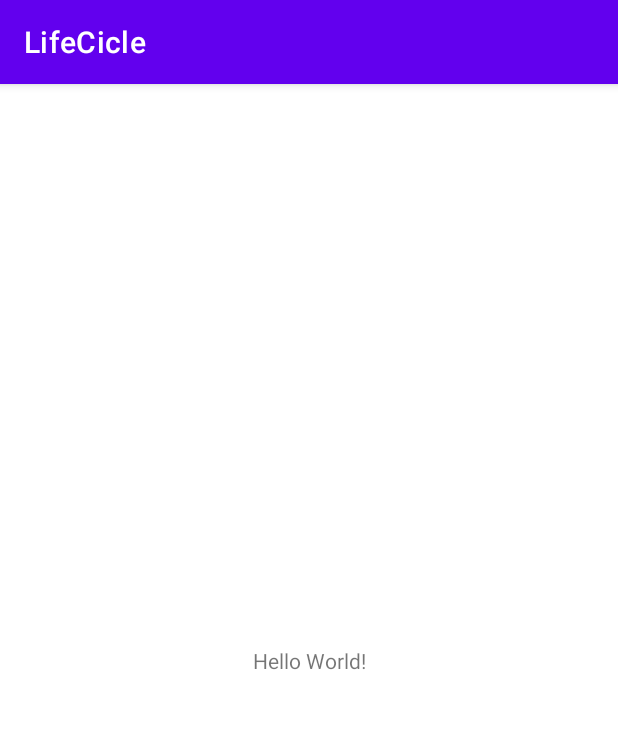
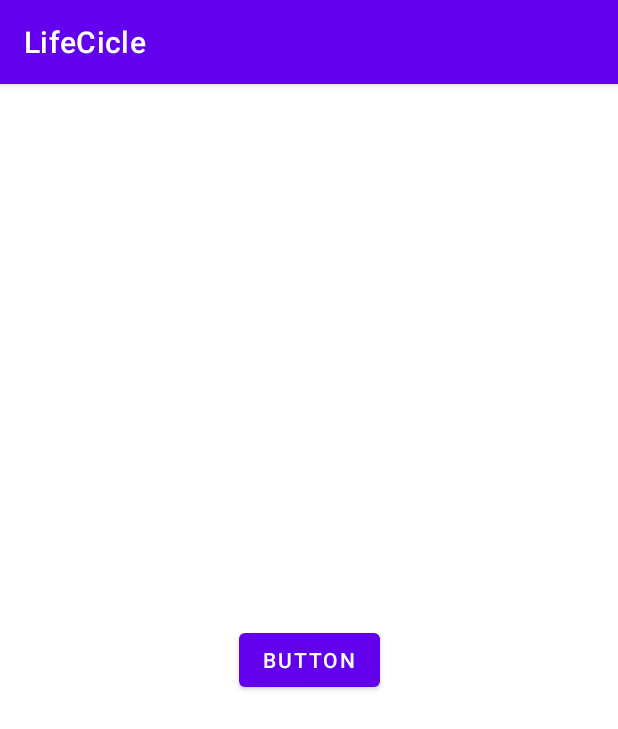
Before and after one commit to AcxelMorales/Life-Cicle, an Android app: the screen it shows after launch (MainActivity), on a phone screen of 412 x 824 dp. Shown: the top 729 px of the screen. Run offline under Robolectric (Android 15) with nearby library versions, the phone set to English and light mode, and no system bars.

Commit message:
Added example with onCreate

```diff
--- a/app/src/main/java/com/example/lifecicle/MainActivity.kt
+++ b/app/src/main/java/com/example/lifecicle/MainActivity.kt
@@ -3,11 +3,38 @@ package com.example.lifecicle
 import androidx.appcompat.app.AppCompatActivity
 import android.os.Bundle
 
+import android.widget.Button
+import android.widget.Toast
+
 class MainActivity : AppCompatActivity() {
+
+    var name = "Java"
+    val NAME = "Name"
 
     override fun onCreate(savedInstanceState: Bundle?) {
         super.onCreate(savedInstanceState)
         setContentView(R.layout.activity_main)
+
+        val button = findViewById<Button>(R.id.button)
+
+        //Toast.makeText(this, name, Toast.LENGTH_SHORT).show()
+
+        button.setOnClickListener {
+            this.name = "Kotlin"
+            Toast.makeText(this, name, Toast.LENGTH_SHORT).show()
+        }
+    }
+
+    override fun onRestoreInstanceState(savedInstanceState: Bundle) {
+        super.onRestoreInstanceState(savedInstanceState)
+        this.name = savedInstanceState.getString(this.NAME)!!
+
+        Toast.makeText(this, name, Toast.LENGTH_SHORT).show()
+    }
+
+    override fun onSaveInstanceState(outState: Bundle) {
+        super.onSaveInstanceState(outState)
+        outState.putString(this.NAME, this.name)
     }
 
 }
--- a/app/src/main/res/layout/activity_main.xml
+++ b/app/src/main/res/layout/activity_main.xml
@@ -6,13 +6,13 @@
     android:layout_height="match_parent"
     tools:context=".MainActivity">
 
-    <TextView
+    <Button
+        android:id="@+id/button"
         android:layout_width="wrap_content"
         android:layout_height="wrap_content"
-        android:text="Hello World!"
+        android:text="Button"
         app:layout_constraintBottom_toBottomOf="parent"
-        app:layout_constraintLeft_toLeftOf="parent"
-        app:layout_constraintRight_toRightOf="parent"
+        app:layout_constraintEnd_toEndOf="parent"
+        app:layout_constraintStart_toStartOf="parent"
         app:layout_constraintTop_toTopOf="parent" />
-
 </androidx.constraintlayout.widget.ConstraintLayout>
```
